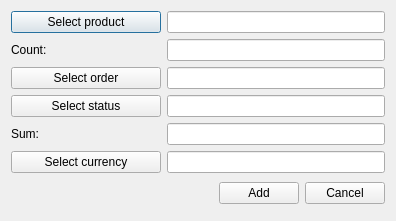
This is OrmasAdmin/OrmasAdmin/CreateOrdListDlg.ui in Dalerjon/TheOrmasProejct as Qt 5 draws it before an edit. The edited form follows.
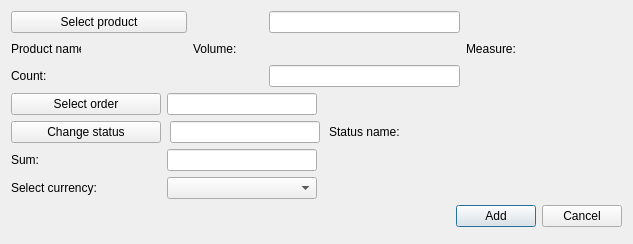
This is the edited form.

The edit to the form file:
```diff
--- a/OrmasAdmin/OrmasAdmin/CreateOrdListDlg.ui
+++ b/OrmasAdmin/OrmasAdmin/CreateOrdListDlg.ui
@@ -6,8 +6,8 @@
    <rect>
     <x>0</x>
     <y>0</y>
-    <width>396</width>
-    <height>221</height>
+    <width>633</width>
+    <height>244</height>
    </rect>
   </property>
   <property name="windowTitle">
@@ -32,7 +32,7 @@
    <property name="bottomMargin">
     <number>17</number>
    </property>
-   <item row="1" column="0">
+   <item row="2" column="0" colspan="2">
     <widget class="QLabel" name="countLb">
      <property name="minimumSize">
       <size>
@@ -45,21 +45,21 @@
      </property>
     </widget>
    </item>
-   <item row="0" column="1">
+   <item row="0" column="3">
     <widget class="QLineEdit" name="productEdit">
      <property name="readOnly">
       <bool>true</bool>
      </property>
     </widget>
    </item>
-   <item row="0" column="0">
-    <widget class="QPushButton" name="productBtn">
-     <property name="text">
-      <string>Select product</string>
+   <item row="2" column="3">
+    <widget class="QLineEdit" name="countEdit">
+     <property name="toolTip">
+      <string>&lt;html&gt;&lt;head/&gt;&lt;body&gt;&lt;p&gt;For example: 100&lt;/p&gt;&lt;/body&gt;&lt;/html&gt;</string>
      </property>
     </widget>
    </item>
-   <item row="3" column="0" colspan="2">
+   <item row="4" column="0" colspan="6">
     <layout class="QHBoxLayout" name="horizontalLayout">
      <item>
       <spacer name="horizontalSpacer">
@@ -90,14 +90,14 @@
      </item>
     </layout>
    </item>
-   <item row="1" column="1">
-    <widget class="QLineEdit" name="countEdit">
-     <property name="toolTip">
-      <string>&lt;html&gt;&lt;head/&gt;&lt;body&gt;&lt;p&gt;For example: 100&lt;/p&gt;&lt;/body&gt;&lt;/html&gt;</string>
+   <item row="0" column="0" colspan="2">
+    <widget class="QPushButton" name="productBtn">
+     <property name="text">
+      <string>Select product</string>
      </property>
     </widget>
    </item>
-   <item row="2" column="0" colspan="2">
+   <item row="3" column="0" colspan="6">
     <widget class="QWidget" name="editSectionWgt" native="true">
      <layout class="QGridLayout" name="gridLayout_3">
       <property name="leftMargin">
@@ -112,6 +112,55 @@
       <property name="bottomMargin">
        <number>0</number>
       </property>
+      <item row="3" column="0">
+       <widget class="QLabel" name="currencyLb">
+        <property name="text">
+         <string>Select currency:</string>
+        </property>
+       </widget>
+      </item>
+      <item row="0" column="1">
+       <widget class="QLineEdit" name="orderEdit">
+        <property name="maximumSize">
+         <size>
+          <width>150</width>
+          <height>16777215</height>
+         </size>
+        </property>
+        <property name="text">
+         <string/>
+        </property>
+        <property name="readOnly">
+         <bool>true</bool>
+        </property>
+       </widget>
+      </item>
+      <item row="0" column="0">
+       <widget class="QPushButton" name="orderBtn">
+        <property name="maximumSize">
+         <size>
+          <width>150</width>
+          <height>16777215</height>
+         </size>
+        </property>
+        <property name="text">
+         <string>Select order</string>
+        </property>
+       </widget>
+      </item>
+      <item row="2" column="1">
+       <widget class="QLineEdit" name="sumEdit">
+        <property name="maximumSize">
+         <size>
+          <width>150</width>
+          <height>16777215</height>
+         </size>
+        </property>
+        <property name="toolTip">
+         <string>&lt;html&gt;&lt;head/&gt;&lt;body&gt;&lt;p&gt;For example: 300 (pedends on currency, in that case 300 USD)&lt;/p&gt;&lt;/body&gt;&lt;/html&gt;</string>
+        </property>
+       </widget>
+      </item>
       <item row="2" column="0">
        <widget class="QLabel" name="sumLb">
         <property name="minimumSize">
@@ -125,61 +174,251 @@
         </property>
        </widget>
       </item>
-      <item row="2" column="1">
-       <widget class="QLineEdit" name="sumEdit">
-        <property name="toolTip">
-         <string>&lt;html&gt;&lt;head/&gt;&lt;body&gt;&lt;p&gt;For example: 300 (pedends on currency, in that case 300 USD)&lt;/p&gt;&lt;/body&gt;&lt;/html&gt;</string>
+      <item row="2" column="2">
+       <spacer name="horizontalSpacer_3">
+        <property name="orientation">
+         <enum>Qt::Horizontal</enum>
         </property>
-       </widget>
-      </item>
-      <item row="1" column="0">
-       <widget class="QPushButton" name="statusBtn">
-        <property name="text">
-         <string>Select status</string>
+        <property name="sizeHint" stdset="0">
+         <size>
+          <width>40</width>
+          <height>20</height>
+         </size>
         </property>
-       </widget>
+       </spacer>
       </item>
-      <item row="0" column="0">
-       <widget class="QPushButton" name="orderBtn">
-        <property name="text">
-         <string>Select order</string>
+      <item row="3" column="2">
+       <spacer name="horizontalSpacer_2">
+        <property name="orientation">
+         <enum>Qt::Horizontal</enum>
         </property>
-       </widget>
-      </item>
-      <item row="1" column="1">
-       <widget class="QLineEdit" name="statusEdit">
-        <property name="readOnly">
-         <bool>true</bool>
+        <property name="sizeHint" stdset="0">
+         <size>
+          <width>40</width>
+          <height>20</height>
+         </size>
         </property>
-       </widget>
+       </spacer>
       </item>
-      <item row="0" column="1">
-       <widget class="QLineEdit" name="orderEdit">
-        <property name="text">
-         <string/>
+      <item row="0" column="2">
+       <spacer name="horizontalSpacer_4">
+        <property name="orientation">
+         <enum>Qt::Horizontal</enum>
         </property>
-        <property name="readOnly">
-         <bool>true</bool>
+        <property name="sizeHint" stdset="0">
+         <size>
+          <width>40</width>
+          <height>20</height>
+         </size>
         </property>
-       </widget>
-      </item>
-      <item row="3" column="0">
-       <widget class="QPushButton" name="currencyBtn">
-        <property name="text">
-         <string>Select currency</string>
-        </property>
-       </widget>
+       </spacer>
       </item>
       <item row="3" column="1">
-       <widget class="QLineEdit" name="currencyEdit">
-        <property name="readOnly">
-         <bool>true</bool>
+       <widget class="QComboBox" name="currencyCmb">
+        <property name="maximumSize">
+         <size>
+          <width>150</width>
+          <height>16777215</height>
+         </size>
         </property>
        </widget>
       </item>
+      <item row="1" column="0" colspan="3">
+       <widget class="QWidget" name="statusWidget" native="true">
+        <layout class="QHBoxLayout" name="horizontalLayout_3">
+         <property name="spacing">
+          <number>9</number>
+         </property>
+         <property name="leftMargin">
+          <number>0</number>
+         </property>
+         <property name="topMargin">
+          <number>0</number>
+         </property>
+         <property name="rightMargin">
+          <number>0</number>
+         </property>
+         <property name="bottomMargin">
+          <number>0</number>
+         </property>
+         <item>
+          <widget class="QPushButton" name="statusBtn">
+           <property name="sizePolicy">
+            <sizepolicy hsizetype="Fixed" vsizetype="Fixed">
+             <horstretch>0</horstretch>
+             <verstretch>0</verstretch>
+            </sizepolicy>
+           </property>
+           <property name="minimumSize">
+            <size>
+             <width>150</width>
+             <height>0</height>
+            </size>
+           </property>
+           <property name="text">
+            <string>Change status</string>
+           </property>
+          </widget>
+         </item>
+         <item>
+          <widget class="QLineEdit" name="statusEdit">
+           <property name="maximumSize">
+            <size>
+             <width>150</width>
+             <height>16777215</height>
+            </size>
+           </property>
+           <property name="readOnly">
+            <bool>true</bool>
+           </property>
+          </widget>
+         </item>
+         <item>
+          <widget class="QLabel" name="statusLb">
+           <property name="text">
+            <string>Status name:</string>
+           </property>
+          </widget>
+         </item>
+         <item>
+          <widget class="QLabel" name="statusPh">
+           <property name="minimumSize">
+            <size>
+             <width>120</width>
+             <height>0</height>
+            </size>
+           </property>
+           <property name="font">
+            <font>
+             <family>Times New Roman</family>
+             <pointsize>12</pointsize>
+             <weight>75</weight>
+             <italic>true</italic>
+             <bold>true</bold>
+            </font>
+           </property>
+           <property name="text">
+            <string/>
+           </property>
+          </widget>
+         </item>
+        </layout>
+       </widget>
+      </item>
      </layout>
     </widget>
    </item>
+   <item row="1" column="5">
+    <widget class="QLabel" name="measurePh">
+     <property name="minimumSize">
+      <size>
+       <width>100</width>
+       <height>0</height>
+      </size>
+     </property>
+     <property name="font">
+      <font>
+       <family>Times New Roman</family>
+       <pointsize>12</pointsize>
+       <weight>75</weight>
+       <italic>true</italic>
+       <bold>true</bold>
+      </font>
+     </property>
+     <property name="text">
+      <string/>
+     </property>
+    </widget>
+   </item>
+   <item row="1" column="4">
+    <widget class="QLabel" name="measureLb">
+     <property name="text">
+      <string>Measure:</string>
+     </property>
+    </widget>
+   </item>
+   <item row="1" column="3">
+    <widget class="QLabel" name="volumePh">
+     <property name="minimumSize">
+      <size>
+       <width>100</width>
+       <height>0</height>
+      </size>
+     </property>
+     <property name="font">
+      <font>
+       <family>Times New Roman</family>
+       <pointsize>12</pointsize>
+       <weight>75</weight>
+       <italic>true</italic>
+       <bold>true</bold>
+      </font>
+     </property>
+     <property name="text">
+      <string/>
+     </property>
+    </widget>
+   </item>
+   <item row="1" column="2">
+    <widget class="QLabel" name="volumeLb">
+     <property name="minimumSize">
+      <size>
+       <width>70</width>
+       <height>0</height>
+      </size>
+     </property>
+     <property name="maximumSize">
+      <size>
+       <width>70</width>
+       <height>16777215</height>
+      </size>
+     </property>
+     <property name="text">
+      <string>Volume:</string>
+     </property>
+    </widget>
+   </item>
+   <item row="1" column="1">
+    <widget class="QLabel" name="prodNamePh">
+     <property name="minimumSize">
+      <size>
+       <width>100</width>
+       <height>0</height>
+      </size>
+     </property>
+     <property name="font">
+      <font>
+       <family>Times New Roman</family>
+       <pointsize>12</pointsize>
+       <weight>75</weight>
+       <italic>true</italic>
+       <bold>true</bold>
+      </font>
+     </property>
+     <property name="text">
+      <string/>
+     </property>
+    </widget>
+   </item>
+   <item row="1" column="0">
+    <widget class="QLabel" name="prodNameLb">
+     <property name="minimumSize">
+      <size>
+       <width>70</width>
+       <height>0</height>
+      </size>
+     </property>
+     <property name="maximumSize">
+      <size>
+       <width>70</width>
+       <height>16777215</height>
+      </size>
+     </property>
+     <property name="text">
+      <string>Product name:</string>
+     </property>
+    </widget>
+   </item>
   </layout>
  </widget>
  <tabstops>
```
Left out of the diff: 6 changed lines with no effect on the pictures.
